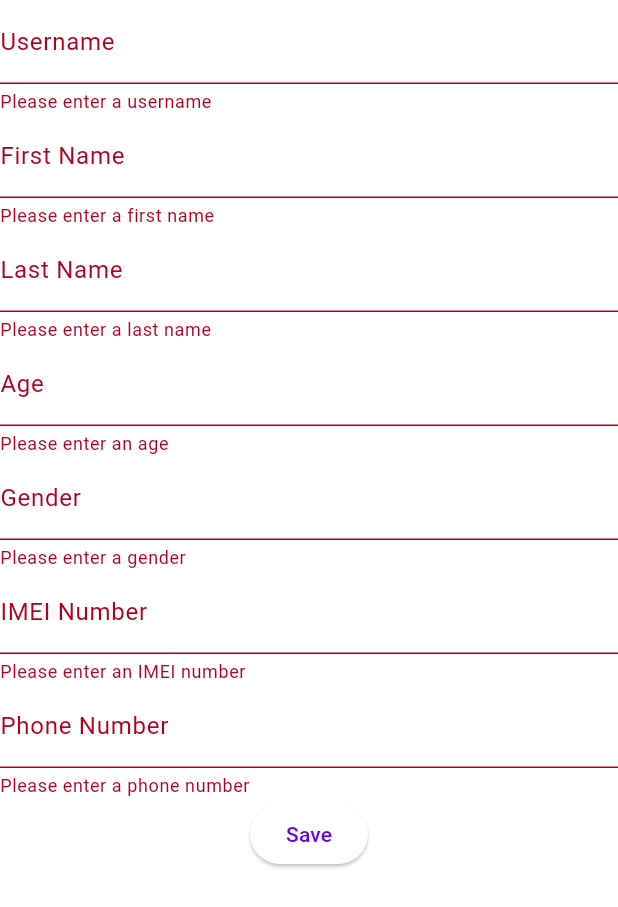
After one commit to Hammad-Shahid24/FYP-App, a Flutter app: the PatientForm screen opened directly, after a tap on "Save", on a phone screen of 412 x 824 dp. The commit adds this screen. Shown: the top 907 px of the screen. Run offline on Flutter 3.47's test engine with Material 3 defaults, Android fonts, the phone set to English and light mode, and no system bars; our stand-ins replace cloud_firestore, firebase_auth, firebase_core, shared_preferences; accounts and stored records are empty; network calls fail.

Commit message:
i have fixed this Shared Preferences Service by remove implementing then not as a provider but instead a service. now i'll implement the patient form next. im making a backup in case my flutter_form_builder pkg doesn't work.

```diff
--- a/lib/constants/routes.dart
+++ b/lib/constants/routes.dart
@@ -1,6 +1,6 @@
 const String signUpeRoute = '/signUp/';
 const String signInRoute = '/signIn/';
-const String homeRoute = '/home/';
+const String patientHomeRoute = '/patientHome/';
 const String adminRoute = '/admin/';
 const String deanRoute = '/dean/';
 const String doctorRoute = '/doctor/';
--- a/lib/models/patient_model.dart
+++ b/lib/models/patient_model.dart
@@ -2,11 +2,11 @@ import 'package:cloud_firestore/cloud_firestore.dart';
 
 class PatientModel {
   final String id;
-  final String username;
+  late final String username;
   final String firstName;
   final String lastName;
-  final int age;
-  final String gender;
+  late final int age;
+  late final String gender;
   final bool isVerified;
   final Timestamp createdAt;
   final Timestamp updatedAt;
--- a/lib/providers/doc_provider.dart
+++ b/lib/providers/doc_provider.dart
@@ -1,5 +1,5 @@
 import 'package:flutter/material.dart';
-import 'package:fypapp/services/doc_database_helper.dart';
+import 'package:fypapp/services/database/doc_database_helper.dart';
 
 import '../models/doctor_model.dart';
 
--- a/lib/providers/patient_provider.dart
+++ b/lib/providers/patient_provider.dart
@@ -1,6 +1,6 @@
 import 'package:flutter/cupertino.dart';
 import 'package:fypapp/models/patient_model.dart';
-import 'package:fypapp/services/patient_database_helper.dart';
+import 'package:fypapp/services/database/patient_database_helper.dart';
 
 class PatientProvider extends ChangeNotifier{
   final PatientDatabaseHelper _databaseHelper;
--- a/lib/services/auth/auth_user.dart
+++ b/lib/services/auth/auth_user.dart
@@ -4,7 +4,8 @@ import 'package:flutter/material.dart';
 @immutable
 class AuthUser {
   final bool isEmailVerified;
+  final String? uid;
 
-  const AuthUser({required this.isEmailVerified});
-  factory AuthUser.fromFirebase(User user) => AuthUser(isEmailVerified: user.emailVerified);
+  const AuthUser({required this.isEmailVerified, required this.uid});
+  factory AuthUser.fromFirebase(User user) => AuthUser(isEmailVerified: user.emailVerified, uid: user.uid);
 }
--- /dev/null
+++ b/lib/views/patient_form_view.dart
@@ -0,0 +1,130 @@
+import 'package:flutter/material.dart';
+
+import '../models/patient_model.dart';
+
+class PatientForm extends StatefulWidget {
+  @override
+  _PatientFormState createState() => _PatientFormState();
+}
+
+class _PatientFormState extends State<PatientForm> {
+  final _formKey = GlobalKey<FormState>();
+  // late PatientModel _patient = PatientModel(
+  //   // Initialize other required fields if needed
+  // );
+
+  @override
+  Widget build(BuildContext context) {
+    return Scaffold(
+      body: Form(
+        key: _formKey,
+        child: SingleChildScrollView(
+          child: Column(
+            children: <Widget>[
+              TextFormField(
+                decoration: InputDecoration(labelText: 'Username'),
+                validator: (value) {
+                  if (value == null || value.isEmpty) {
+                    return 'Please enter a username';
+                  }
+                  return null;
+                },
+                onSaved: (value) {
+                  // _patient.username = value!;
+                },
+              ),
+              TextFormField(
+                decoration: InputDecoration(labelText: 'First Name'),
+                validator: (value) {
+                  if (value == null || value.isEmpty) {
+                    return 'Please enter a first name';
+                  }
+                  return null;
+                },
+                onSaved: (value) {
+                  // _patient.firstName = value!;
+                },
+              ),
+              TextFormField(
+                decoration: InputDecoration(labelText: 'Last Name'),
+                validator: (value) {
+                  if (value == null || value.isEmpty) {
+                    return 'Please enter a last name';
+                  }
+                  return null;
+                },
+                onSaved: (value) {
+                  // _patient.lastName = value!;
+                },
+              ),
+              TextFormField(
+                decoration: InputDecoration(labelText: 'Age'),
+                keyboardType: TextInputType.number,
+                validator: (value) {
+                  if (value == null || value.isEmpty) {
+                    return 'Please enter an age';
+                  }
+                  int? parsedAge = int.tryParse(value);
+                  if (parsedAge == null || parsedAge <= 0) {
+                    return 'Please enter a valid age';
+                  }
+                  return null;
+                },
+                onSaved: (value) {
+                  // _patient.age = int.parse(value!);
+                },
+              ),
+              TextFormField(
+                decoration: InputDecoration(labelText: 'Gender'),
+                validator: (value) {
+                  if (value == null || value.isEmpty) {
+                    return 'Please enter a gender';
+                  }
+                  return null;
+                },
+                onSaved: (value) {
+                  // _patient.gender = value!;
+                },
+              ),
+              TextFormField(
+                decoration: InputDecoration(labelText: 'IMEI Number'),
+                validator: (value) {
+                  if (value == null || value.isEmpty) {
+                    return 'Please enter an IMEI number';
+                  }
+                  return null;
+                },
+                onSaved: (value) {
+                  // _patient.imei = value!;
+                },
+              ),
+              TextFormField(
+                decoration: InputDecoration(labelText: 'Phone Number'),
+                keyboardType: TextInputType.phone,
+                validator: (value) {
+                  if (value == null || value.isEmpty) {
+                    return 'Please enter a phone number';
+                  }
+                  return null;
+                },
+                onSaved: (value) {
+                  // _patient.phoneNumber = value!;
+                },
+              ),
+              ElevatedButton(
+                onPressed: () {
+                  if (_formKey.currentState!.validate()) {
+                    _formKey.currentState!.save();
+                    // Now _patient contains the validated and saved data.
+                    // You can use this object for further operations, like saving to Firestore.
+                  }
+                },
+                child: Text('Save'),
+              ),
+            ],
+          ),
+        ),
+      ),
+    );
+  }
+}
--- a/lib/views/home_view.dart
+++ b/lib/views/patient_home_view.dart
@@ -4,14 +4,14 @@ import 'package:fypapp/models/doctor_model.dart';
 import 'package:provider/provider.dart';
 import '../providers/doc_provider.dart';
 
-class HomeView extends StatelessWidget {
-  const HomeView({super.key});
+class PatientHomeView extends StatelessWidget {
+  const PatientHomeView({super.key});
 
   @override
   Widget build(BuildContext context) {
     return Scaffold(
       appBar: AppBar(
-        title: const Text('Patient\'s List'),
+        title: const Text('Patient\'s View'),
         centerTitle: true,
       ),
       body: StreamBuilder<List<DoctorModel>>(
--- a/lib/views/signin_view.dart
+++ b/lib/views/signin_view.dart
@@ -46,8 +46,8 @@ class SignInView extends StatelessWidget {
                         suffixIcon: IconButton(
                           icon: Icon(
                             obscureText
-                                ? Icons.visibility
-                                : Icons.visibility_off,
+                                ? Icons.visibility_off
+                                : Icons.visibility,
                           ),
                           onPressed: () {
                             setState(() {
@@ -69,7 +69,7 @@ class SignInView extends StatelessWidget {
                         password: passwordController.text,
                       );
                       Navigator.of(context).pushNamedAndRemoveUntil(
-                        homeRoute, (route) => false,);
+                        patientHomeRoute, (route) => false,);
                     } catch (e) {
                       showDialog(
                         context: context,
--- a/lib/views/signup_view.dart
+++ b/lib/views/signup_view.dart
@@ -45,8 +45,8 @@ class SignUpView extends StatelessWidget {
                         suffixIcon: IconButton(
                           icon: Icon(
                             obscureText
-                                ? Icons.visibility
-                                : Icons.visibility_off,
+                                ? Icons.visibility_off
+                                : Icons.visibility,
                           ),
                           onPressed: () {
                             setState(() {
--- a/lib/views/verify_email_view.dart
+++ b/lib/views/verify_email_view.dart
@@ -1,5 +1,6 @@
 import 'package:flutter/material.dart';
 import 'package:fypapp/services/auth/auth_service.dart';
+import 'package:fypapp/services/shared_preferences/sp_service.dart';
 
 import '../constants/routes.dart';
 
@@ -36,8 +37,9 @@ class VerifyEmailView extends StatelessWidget {
                 onPressed: () async {
                   final user = AuthService.firebase().currentUser;
                   if (user?.isEmailVerified == true) {
+                    SharedPreferencesService.start().saveAuthId(user!.uid!);
                     Navigator.of(context).pushNamedAndRemoveUntil(
-                      homeRoute,
+                      patientHomeRoute,
                       (route) => false,
                     );
                   } else if (user?.isEmailVerified == false) {
```
Also changed, not shown: lib/main.dart (+8 -8 lines), lib/providers/shared_preferences_provider.dart (+47 -44 lines), lib/services/shared_preferences/sp_provider.dart (added, +13 -0 lines), lib/services/shared_preferences/sp_service.dart (added, +40 -0 lines), lib/services/database/doc_database_helper.dart (renamed from lib/services/doc_database_helper.dart), lib/services/database/patient_database_helper.dart (renamed from lib/services/patient_database_helper.dart).
